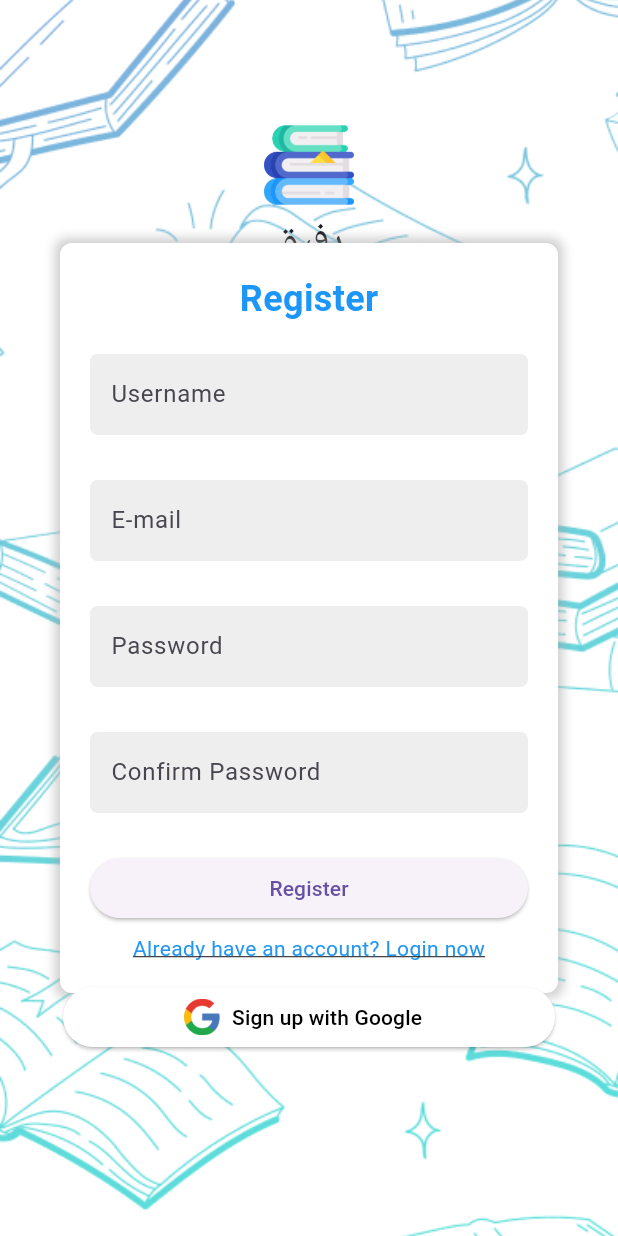
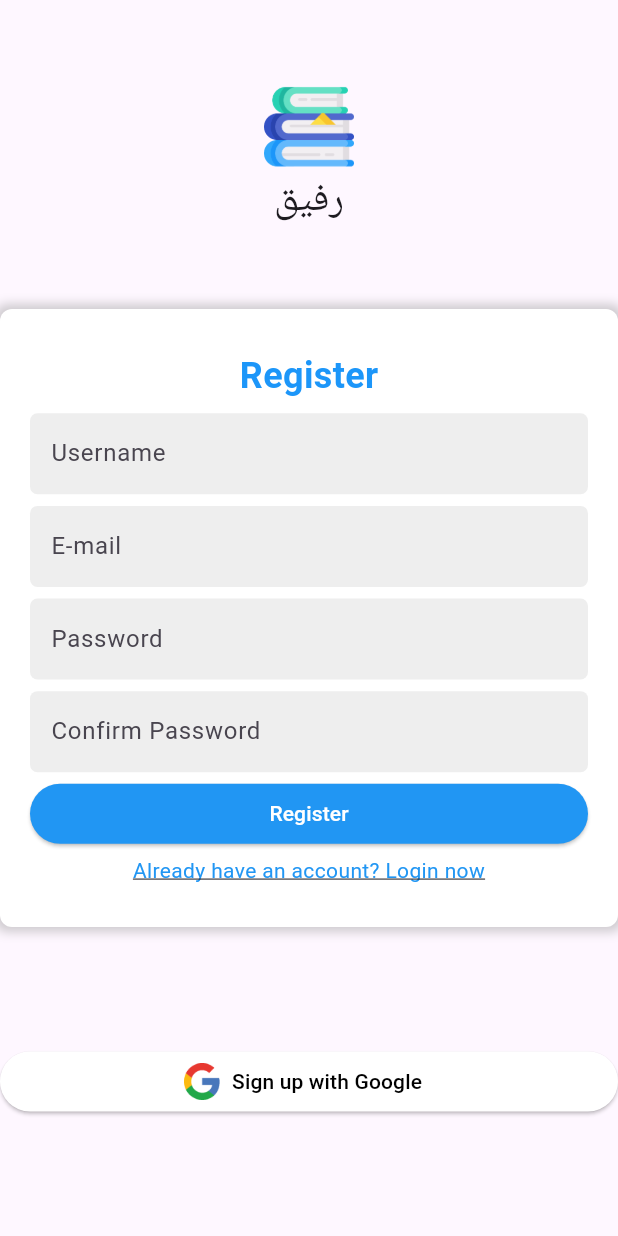
Before and after one commit to SaudAlhafith/Rafeq-Flutter, a Flutter app: the screen it shows after launch, after a tap on "Login", after a tap on "Don't have an account? Register now", on a phone screen of 412 x 824 dp. Run offline on Flutter 3.47's test engine with Material 3 defaults, Android fonts, the phone set to English and light mode, and no system bars; our stand-ins replace cloud_firestore, firebase_auth, firebase_core, google_sign_in; accounts and stored records are empty; network calls fail.

Commit message:
some ui fixes

```diff
--- a/lib/Views/LoginView.dart
+++ b/lib/Views/LoginView.dart
@@ -12,16 +12,17 @@ class LoginView extends StatelessWidget {
     var passwordController = TextEditingController(text: signInUpViewModel.password);
 
     return Scaffold(
+
       body: Stack(
         children: [
-          // Background Image
           Positioned.fill(
             child: Image.asset(
               'AppFiles/Newbackground.jpg',
               fit: BoxFit.cover,
             ),
           ),
-
+          Column(
+        children: [
           // Rfeeq Logo
           Align(
               alignment: Alignment.topCenter,
@@ -140,12 +141,13 @@ class LoginView extends StatelessWidget {
             ),
           ),
           // Google Signup Button
+
+
               Align(
                 alignment: Alignment.bottomCenter,
                 child: Container(
                   width: double.infinity,
-              padding: const EdgeInsets.only(bottom: 80.0),
-              margin: const EdgeInsets.all(42),
+                  padding: const EdgeInsets.symmetric(horizontal: 40),
                   child: CustomElevatedButton(
                     onPressed: () {
                       AuthService().signInWithGoogle();
@@ -159,6 +161,8 @@ class LoginView extends StatelessWidget {
               ),
         ],
       ),
+        ],
+      ),
     );
   }
 }
--- a/lib/Views/RegistrationView.dart
+++ b/lib/Views/RegistrationView.dart
@@ -17,38 +17,41 @@ class RegistrationView extends StatelessWidget {
       body: Stack(
         children: [
           // Background Image
-          Positioned.fill(
-            child: Image.asset(
-              'AppFiles/Newbackground.jpg',
-              fit: BoxFit.cover,
-            ),
-          ),
-
-          // Rfeeq Logo
-          Align(
-              alignment: Alignment.topCenter,
+          // Positioned.fill(
+          //   child: Image.asset(
+          //     'AppFiles/Newbackground.jpg',
+          //     fit: BoxFit.cover,
+          //   ),
+          // ),
+          Column(
+              children: [
+                Expanded(
+                  flex: 1,
+                  child: Align(
+                    alignment: Alignment.center,
                     child: Column(
+                      mainAxisAlignment: MainAxisAlignment.center,
                       children: [
-                  Padding(
-                    padding: const EdgeInsets.only(top: 80.0),
-                    child: Image.asset(
+                        Image.asset(
                           'AppFiles/RfeeqLogo.png',
                           width: 60,
                           height: 60,
-                    ),
                         ),
                         const Text(
                           "رفيق",
                           style: TextStyle(fontSize: 26, fontWeight: FontWeight.w400),
                         )
                       ],
-              )),
+                    ),
+                  ),
+                ),
 
                 // Register Form
-          Center(
+                Expanded(
+                  flex: 2,
                   child: Container(
+                    alignment: Alignment.center,
                     padding: const EdgeInsets.all(20.0),
-              margin: const EdgeInsets.all(40.0),
                     decoration: BoxDecoration(color: Colors.white, borderRadius: BorderRadius.circular(8.0), boxShadow: [
                       BoxShadow(
                         color: Colors.grey.withOpacity(0.5),
@@ -58,7 +61,7 @@ class RegistrationView extends StatelessWidget {
                       )
                     ]),
                       child: Column(
-                mainAxisSize: MainAxisSize.min,
+                        mainAxisAlignment: MainAxisAlignment.spaceEvenly,
                         children: [
                           const Text('Register',
                               style: TextStyle(
@@ -66,7 +69,6 @@ class RegistrationView extends StatelessWidget {
                                 fontWeight: FontWeight.bold,
                                 color: Color(0xFF1C96F9),
                               )),
-                  const SizedBox(height: 20),
                           TextField(
                             controller: usernameController,
                             obscureText: false,
@@ -78,7 +80,6 @@ class RegistrationView extends StatelessWidget {
                               contentPadding: const EdgeInsets.symmetric(horizontal: 10, vertical: 15),
                             ),
                           ),
-                  const SizedBox(height: 30),
                           TextField(
                             controller: emailController,
                             decoration: InputDecoration(
@@ -92,7 +93,6 @@ class RegistrationView extends StatelessWidget {
                               contentPadding: const EdgeInsets.symmetric(horizontal: 10, vertical: 15),
                             ),
                           ),
-                  const SizedBox(height: 30),
                           TextField(
                             controller: passwordController,
                             obscureText: true,
@@ -107,7 +107,6 @@ class RegistrationView extends StatelessWidget {
                               contentPadding: const EdgeInsets.symmetric(horizontal: 10, vertical: 15),
                             ),
                           ),
-                  const SizedBox(height: 30),
                           TextField(
                             controller: passwordConfirmationController,
                             obscureText: true,
@@ -122,7 +121,6 @@ class RegistrationView extends StatelessWidget {
                               contentPadding: const EdgeInsets.symmetric(horizontal: 10, vertical: 15),
                             ),
                           ),
-                  const SizedBox(height: 15),
                           if (signInUpViewModel.isShowingWarning) ...[
                             Row(
                               mainAxisAlignment: MainAxisAlignment.end,
@@ -136,11 +134,10 @@ class RegistrationView extends StatelessWidget {
                               ],
                             ),
                           ],
-                  const SizedBox(height: 15),
                           Container(
                             width: double.infinity,
                             height: 40,
-                    child: ElevatedButton(
+                            child: CustomElevatedButton(
                               onPressed: () {
                                 signInUpViewModel.updateEmailAndPass(
                                   usernameController.text,
@@ -150,10 +147,11 @@ class RegistrationView extends StatelessWidget {
                                 );
                                 signInUpViewModel.signUpWithEmailAndPassword(context);
                               },
-                      child: const Text('Register'),
+                              label: const Text('Register'),
+                              backgroundColor: Colors.blue,
+                              foregroundColor: Colors.white,
                             ),
                           ),
-                  const SizedBox(height: 10), // A bit of spacing between the button and the text
                           GestureDetector(
                             onTap: () {
                               Navigator.pushNamed(context, '/login');
@@ -173,20 +171,25 @@ class RegistrationView extends StatelessWidget {
                   ),
                 ),
                 // Google Signup Button
-          Align(
-            alignment: Alignment.bottomCenter,
+                Expanded(
+                  flex: 1,
+                  child: Align(
+                    alignment: Alignment.center,
                     child: Container(
                       width: double.infinity,
-                padding: const EdgeInsets.only(bottom: 80.0),
-                margin: const EdgeInsets.all(42),
                       child: CustomElevatedButton(
                         onPressed: () {
                           AuthService().signInWithGoogle();
                         },
                         icon: Image.asset('AppFiles/googleLogo.png', width: 24),
                         label: const Text('Sign up with Google'),
+                        backgroundColor: Colors.white,
+                        foregroundColor: Colors.black,
                       ),
                     ),
+                  ),
+                ),
+              ],
             ),
         ],
       ),
--- a/lib/main.dart
+++ b/lib/main.dart
@@ -54,8 +54,8 @@ class MyApp extends StatelessWidget {
       routes: {
         '/' : (context) => Wrapper(),
         '/login': (context) =>  LoginView(),
+        '/register': (context) => RegistrationView(),
         '/home': (context) => HomeView(),
-        '/register': (context) => RegistrationView(),
       },
     );
   }
```
Also changed, not shown: pubspec.lock. Lines whose indentation alone changed are shown as unchanged.
